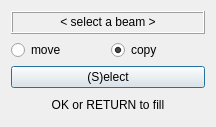
Above: dialogz/fillframe.ui from oddtopus/dodo before the change. Below: the same form after it.
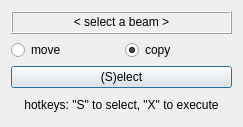
That is the form after the change.

Diff of the .ui file:
```diff
--- a/dialogz/fillframe.ui
+++ b/dialogz/fillframe.ui
@@ -6,7 +6,7 @@
    <rect>
     <x>0</x>
     <y>0</y>
-    <width>216</width>
+    <width>243</width>
     <height>127</height>
    </rect>
   </property>
@@ -75,7 +75,7 @@
    <item row="4" column="0" colspan="2">
     <widget class="QLabel" name="label_2">
      <property name="text">
-      <string>OK or RETURN to fill</string>
+      <string>hotkeys: &quot;S&quot; to select, &quot;X&quot; to execute</string>
      </property>
      <property name="alignment">
       <set>Qt::AlignCenter</set>
```
